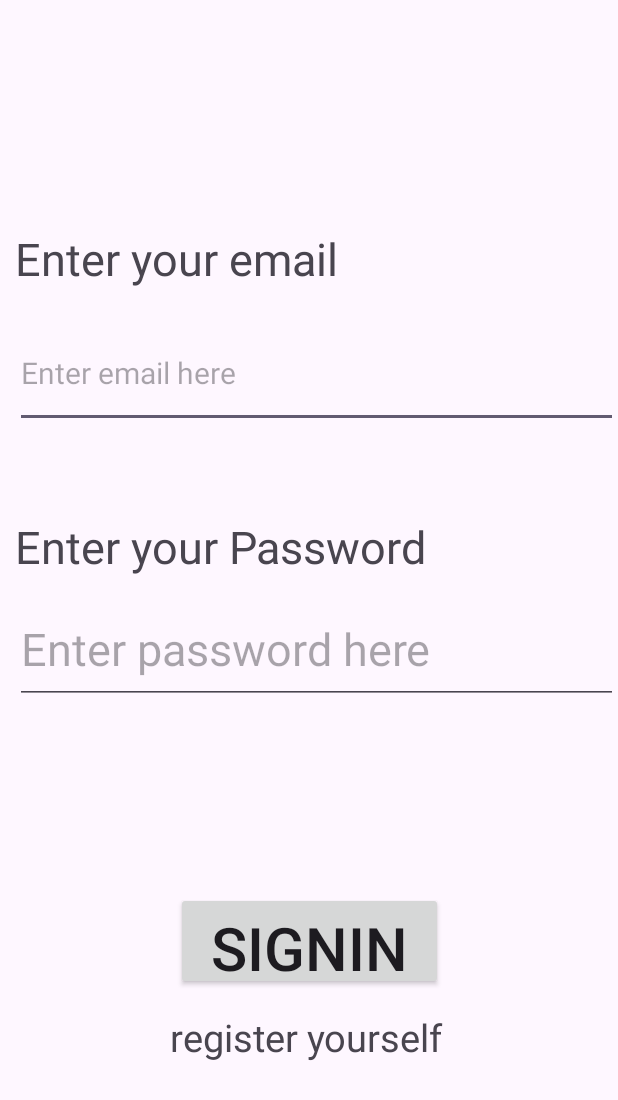
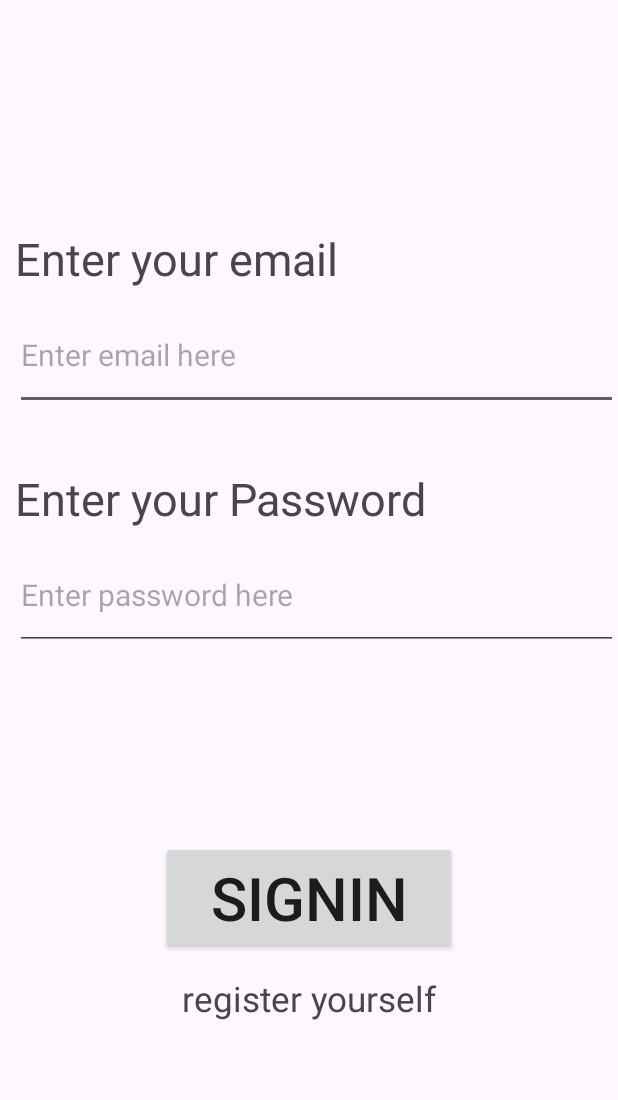
Before and after one commit to syedhamza-alt/Project-1_SirRaees, an Android app: the SignIn screen opened directly, with no data from a screen before it, on a phone screen of 412 x 824 dp. Shown: the top 1100 px of the screen. Run offline under Robolectric (Android 15) with nearby library versions, the phone set to English and light mode, and no system bars.

Commit message:
Commit LogIN_signUP Final

```diff
--- a/app/src/main/res/layout/activity_sign_in.xml
+++ b/app/src/main/res/layout/activity_sign_in.xml
@@ -24,7 +24,7 @@
         android:layout_width="match_parent"
         android:layout_height="73dp"
         android:layout_marginLeft="10sp"
-        android:layout_marginTop="212dp"
+        android:layout_marginTop="200dp"
         android:hint="Enter email here"
         android:inputType="text"
         android:textSize="20sp"
@@ -40,7 +40,7 @@
         android:layout_width="match_parent"
         android:layout_height="wrap_content"
         android:layout_marginLeft="10sp"
-        android:layout_marginTop="344dp"
+        android:layout_marginTop="312dp"
         android:text="Enter your Password"
         android:textSize="30sp"
         app:layout_constraintEnd_toEndOf="parent"
@@ -53,12 +53,12 @@
         android:layout_width="match_parent"
         android:layout_height="73dp"
         android:layout_marginLeft="10sp"
-        android:layout_marginTop="396dp"
+        android:layout_marginTop="360dp"
         android:hint="Enter password here"
         android:inputType="textPassword"
-        android:textSize="30sp"
+        android:textSize="20sp"
         app:layout_constraintEnd_toEndOf="parent"
-        app:layout_constraintHorizontal_bias="0.0"
+        app:layout_constraintHorizontal_bias="1.0"
         app:layout_constraintStart_toStartOf="parent"
         app:layout_constraintTop_toTopOf="parent">
 
@@ -66,23 +66,22 @@
 
     <TextView
         android:id="@+id/signuptv"
-        android:layout_width="184dp"
+        android:layout_width="wrap_content"
         android:layout_height="34dp"
-        android:layout_marginBottom="116dp"
+        android:layout_marginBottom="140dp"
         android:text="register yourself"
-        android:textSize="25sp"
+        android:textSize="23sp"
         app:layout_constraintBottom_toBottomOf="parent"
         app:layout_constraintEnd_toEndOf="parent"
-        app:layout_constraintHorizontal_bias="0.497"
         app:layout_constraintStart_toStartOf="parent">
 
     </TextView>
 
     <androidx.appcompat.widget.AppCompatButton
         android:id="@+id/signInBtn"
-        android:layout_width="178dp"
-        android:layout_height="65dp"
-        android:layout_marginBottom="164dp"
+        android:layout_width="197dp"
+        android:layout_height="75dp"
+        android:layout_marginBottom="188dp"
         android:text="SignIn"
         android:textSize="40sp"
         app:layout_constraintBottom_toBottomOf="parent"
```
Also changed, not shown: app/src/main/res/layout/activity_main.xml (+8 -7 lines).
